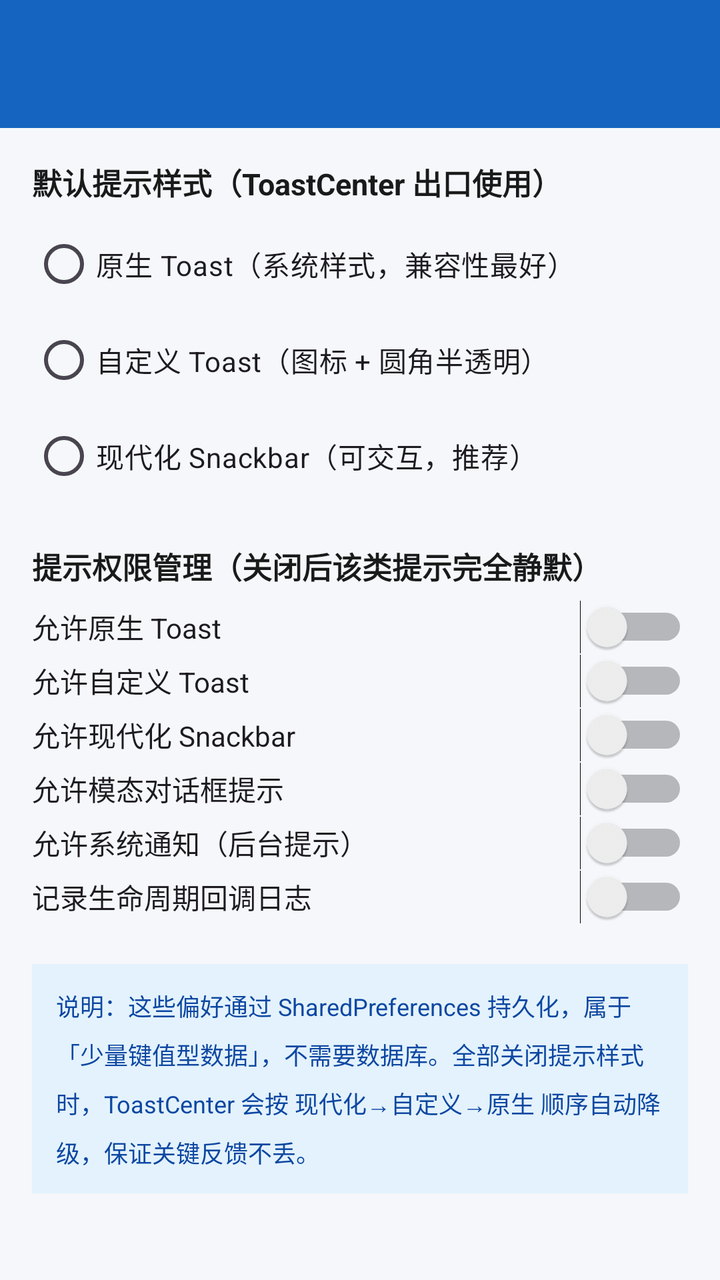
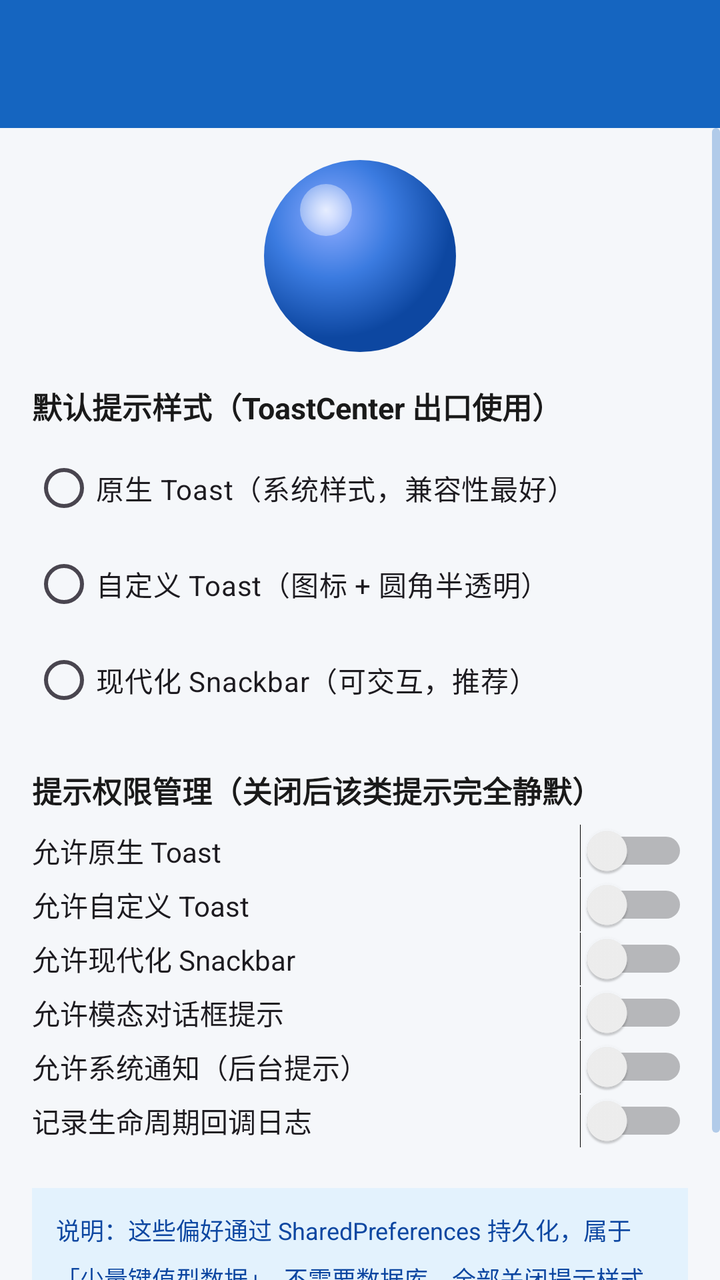

The first picture is an Android layout as it rendered before a commit; the second is the same layout after the commit. The layout source and the unified diff follow.
<!-- AndroidManifest.xml: application theme Theme.LifeReApplication -->
<!-- res/layout/activity_settings.xml -->
<?xml version="1.0" encoding="utf-8"?>
<LinearLayout xmlns:android="http://schemas.android.com/apk/res/android"
    android:layout_width="match_parent"
    android:layout_height="match_parent"
    android:orientation="vertical"
    android:background="@color/bg_page">

    <androidx.appcompat.widget.Toolbar
        android:id="@+id/toolbar"
        android:layout_width="match_parent"
        android:layout_height="wrap_content"
        android:minHeight="?attr/actionBarSize"
        android:background="@color/brand_primary"
        android:theme="@style/ThemeOverlay.AppCompat.Dark.ActionBar"
        android:popupTheme="@style/ThemeOverlay.AppCompat.Light" />

    <ScrollView
        android:layout_width="match_parent"
        android:layout_height="0dp"
        android:layout_weight="1">

        <LinearLayout
            android:layout_width="match_parent"
            android:layout_height="wrap_content"
            android:orientation="vertical"
            android:padding="16dp">

            <TextView
                android:layout_width="match_parent"
                android:layout_height="wrap_content"
                android:text="默认提示样式（ToastCenter 出口使用）"
                android:textColor="@color/text_primary"
                android:textSize="15sp"
                android:textStyle="bold" />

            <RadioGroup
                android:id="@+id/radioGroupStyle"
                android:layout_width="match_parent"
                android:layout_height="wrap_content"
                android:layout_marginTop="6dp">

                <RadioButton
                    android:id="@+id/radioNative"
                    android:layout_width="match_parent"
                    android:layout_height="wrap_content"
                    android:text="原生 Toast（系统样式，兼容性最好）" />

                <RadioButton
                    android:id="@+id/radioCustom"
                    android:layout_width="match_parent"
                    android:layout_height="wrap_content"
                    android:text="自定义 Toast（图标 + 圆角半透明）" />

                <RadioButton
                    android:id="@+id/radioModern"
                    android:layout_width="match_parent"
                    android:layout_height="wrap_content"
                    android:text="现代化 Snackbar（可交互，推荐）" />

            </RadioGroup>

            <TextView
                android:layout_width="match_parent"
                android:layout_height="wrap_content"
                android:layout_marginTop="20dp"
                android:text="提示权限管理（关闭后该类提示完全静默）"
                android:textColor="@color/text_primary"
                android:textSize="15sp"
                android:textStyle="bold" />

            <Switch
                android:id="@+id/switchNative"
                android:layout_width="match_parent"
                android:layout_height="wrap_content"
                android:layout_marginTop="6dp"
                android:text="允许原生 Toast" />

            <Switch
                android:id="@+id/switchCustom"
                android:layout_width="match_parent"
                android:layout_height="wrap_content"
                android:text="允许自定义 Toast" />

            <Switch
                android:id="@+id/switchModern"
                android:layout_width="match_parent"
                android:layout_height="wrap_content"
                android:text="允许现代化 Snackbar" />

            <Switch
                android:id="@+id/switchDialog"
                android:layout_width="match_parent"
                android:layout_height="wrap_content"
                android:text="允许模态对话框提示" />

            <Switch
                android:id="@+id/switchNotify"
                android:layout_width="match_parent"
                android:layout_height="wrap_content"
                android:text="允许系统通知（后台提示）" />

            <Switch
                android:id="@+id/switchTrace"
                android:layout_width="match_parent"
                android:layout_height="wrap_content"
                android:text="记录生命周期回调日志" />

            <TextView
                android:layout_width="match_parent"
                android:layout_height="wrap_content"
                android:layout_marginTop="20dp"
                android:background="@color/bg_chip"
                android:padding="12dp"
                android:lineSpacingMultiplier="1.4"
                android:text="说明：这些偏好通过 SharedPreferences 持久化，属于「少量键值型数据」，不需要数据库。全部关闭提示样式时，ToastCenter 会按 现代化→自定义→原生 顺序自动降级，保证关键反馈不丢。"
                android:textColor="@color/brand_primary_dark"
                android:textSize="12sp" />

        </LinearLayout>

    </ScrollView>

</LinearLayout>
<!-- resources referenced by this layout -->
<resources>
  <color name="bg_chip">#E3F2FD</color>
  <color name="bg_page">#F5F7FA</color>
  <color name="brand_primary">#1565C0</color>
  <color name="brand_primary_dark">#0D47A1</color>
  <color name="text_primary">#1A1A1A</color>
  <style name="Theme.LifeReApplication" parent="Base.Theme.LifeReApplication" />
  <style name="Base.Theme.LifeReApplication" parent="Theme.LifeRe.Core" />
  <style name="Theme.LifeRe.Core" parent="Theme.Material3.DayNight.NoActionBar">
          <item name="colorPrimary">@color/brand_primary</item>
          <item name="android:statusBarColor">@color/brand_primary</item>
          <item name="android:navigationBarColor">@color/bg_page</item>
          <item name="android:windowBackground">@color/bg_page</item>
          
          <item name="android:windowLayoutInDisplayCutoutMode">shortEdges</item>
          
          <item name="android:scrollbarThumbVertical">@drawable/scrollbar_thumb</item>
          <item name="android:scrollbarSize">@dimen/scrollbar_size</item>
          <item name="android:scrollbarDefaultDelayBeforeFade">800</item>
          <item name="android:scrollbarFadeDuration">300</item>
      </style>
  <!-- drawable scrollbar_thumb (drawable) -->
  <?xml version="1.0" encoding="utf-8"?>
  <shape xmlns:android="http://schemas.android.com/apk/res/android"
      android:shape="rectangle">
      <solid android:color="#4D1565C0" />
      <corners android:radius="99dp" />
  </shape>
  <dimen name="scrollbar_size">4dp</dimen>
</resources>

<!-- the commit's change to res/layout/activity_settings.xml (unified diff, before → after) -->
@@ -24,6 +24,23 @@
             android:layout_height="wrap_content"
             android:orientation="vertical"
             android:padding="16dp">
+
+            
+            <FrameLayout
+                android:layout_width="match_parent"
+                android:layout_height="wrap_content"
+                android:layout_marginBottom="16dp">
+
+                <View
+                    android:id="@+id/viewSphere"
+                    android:layout_width="96dp"
+                    android:layout_height="96dp"
+                    android:layout_gravity="center_horizontal"
+                    android:background="@drawable/bg_sphere"
+                    android:clickable="true"
+                    android:focusable="true" />
+
+            </FrameLayout>
 
             <TextView
                 android:layout_width="match_parent"
<!-- resource entries referenced after the edit -->
@@ -5,6 +5,37 @@
   <color name="brand_primary">#1565C0</color>
   <color name="brand_primary_dark">#0D47A1</color>
   <color name="text_primary">#1A1A1A</color>
+  <!-- drawable bg_sphere (drawable) -->
+  <?xml version="1.0" encoding="utf-8"?>
+  <layer-list xmlns:android="http://schemas.android.com/apk/res/android">
+      <item>
+          <shape android:shape="oval">
+              <gradient
+                  android:type="radial"
+                  android:centerX="0.35"
+                  android:centerY="0.3"
+                  android:gradientRadius="60dp"
+                  android:startColor="#8EACFF"
+                  android:centerColor="#3B7BE0"
+                  android:endColor="#0D47A1" />
+          </shape>
+      </item>
+      <item
+          android:left="18dp"
+          android:top="12dp"
+          android:right="52dp"
+          android:bottom="58dp">
+          <shape android:shape="oval">
+              <gradient
+                  android:type="radial"
+                  android:centerX="0.5"
+                  android:centerY="0.5"
+                  android:gradientRadius="24dp"
+                  android:startColor="#CCFFFFFF"
+                  android:endColor="#00FFFFFF" />
+          </shape>
+      </item>
+  </layer-list>
   <style name="Theme.LifeReApplication" parent="Base.Theme.LifeReApplication" />
   <style name="Base.Theme.LifeReApplication" parent="Theme.LifeRe.Core" />
   <style name="Theme.LifeRe.Core" parent="Theme.Material3.DayNight.NoActionBar">
@@ -19,6 +50,8 @@
           <item name="android:scrollbarSize">@dimen/scrollbar_size</item>
           <item name="android:scrollbarDefaultDelayBeforeFade">800</item>
           <item name="android:scrollbarFadeDuration">300</item>
+          
+          <item name="popupMenuBackground">@drawable/bg_popup_menu</item>
       </style>
   <!-- drawable scrollbar_thumb (drawable) -->
   <?xml version="1.0" encoding="utf-8"?>
@@ -28,5 +61,18 @@
       <corners android:radius="99dp" />
   </shape>
   <dimen name="scrollbar_size">4dp</dimen>
+  <!-- drawable bg_popup_menu (drawable) -->
+  <?xml version="1.0" encoding="utf-8"?>
+  <shape xmlns:android="http://schemas.android.com/apk/res/android"
+      android:shape="rectangle">
+      <solid android:color="@color/bg_card" />
+      <corners android:radius="@dimen/radius_md" />
+      <stroke
+          android:width="1dp"
+          android:color="@color/divider" />
+  </shape>
+  <color name="bg_card">#FFFFFFFF</color>
+  <dimen name="radius_md">12dp</dimen>
+  <color name="divider">#E0E0E0</color>
 </resources>
 
